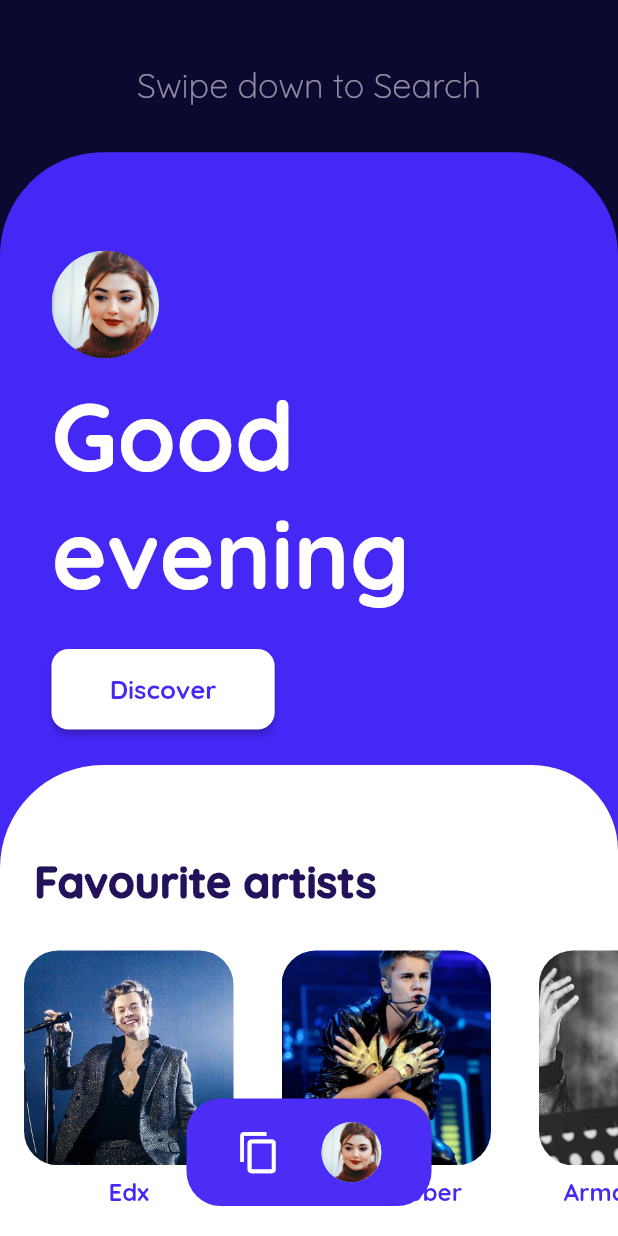
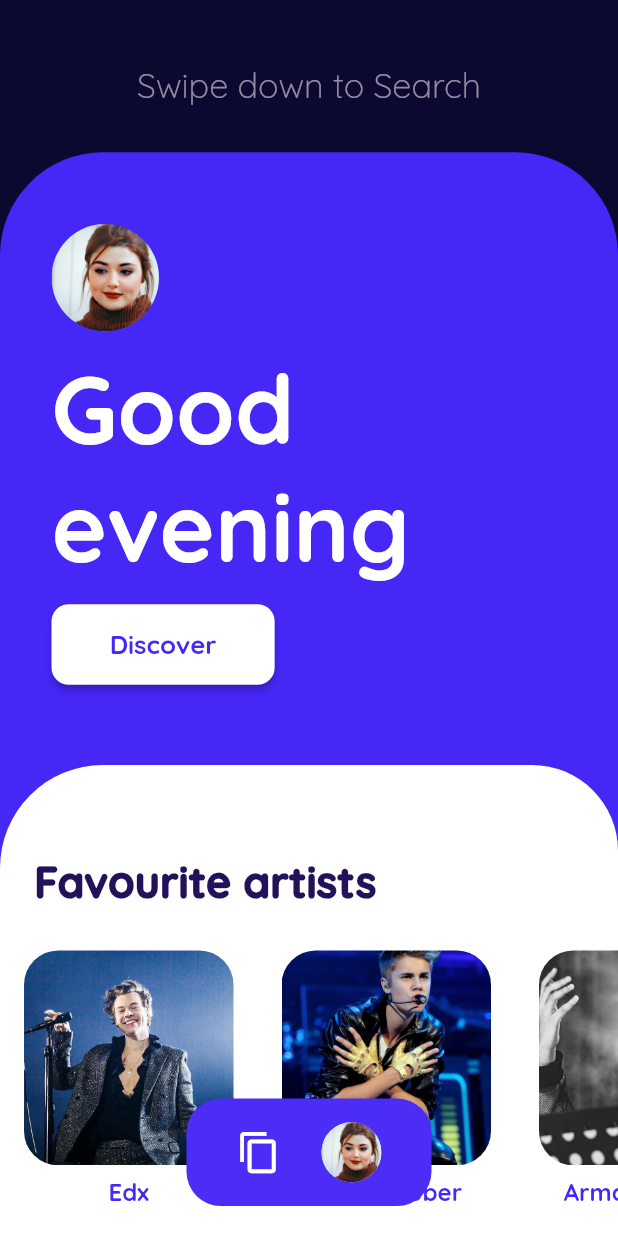
Before and after one commit to dudecoderr/Music_UI_App_Using_Animation_in_flutter, a Flutter app: the screen it shows after launch, on a phone screen of 412 x 824 dp. Run offline on Flutter 3.47's test engine with Material 2 defaults, Android fonts, the phone set to English and light mode, and no system bars; our stand-ins replace assets_audio_player, flutter_neumorphic, flutter_screenutil, get, glassmorphism, lottie.

Commit message:
[Fix] music issue & Ui changes

```diff
--- a/lib/constant/common_container.dart
+++ b/lib/constant/common_container.dart
@@ -30,7 +30,7 @@ class Designer extends StatelessWidget {
                   photo: artists1,
                   desc: bloodyTear,
                   image: dron,
-                  url: 'assets/Ishq Mein - Sachet Tandon 128 Kbps.mp3',
+                  url: 'assets/BewafaTeraMuskurana-JubinNautiyal128Kbps.mp3',
                   index: 0,
                 ),
                 SizedBox(height: 13.h),
@@ -40,7 +40,7 @@ class Designer extends StatelessWidget {
                   photo: artists2,
                   desc: loveMe,
                   image: audio,
-                  url: 'assets/Desh Mere - Bhuj The Pride Of India 128 Kbps.mp3',
+                  url: 'assets/DeshMere-BhujThePrideOfIndia128Kbps.mp3',
                   index: 1,
                 ),
                 SizedBox(height: 15.h),
@@ -50,7 +50,7 @@ class Designer extends StatelessWidget {
                   photo: artists3,
                   desc: flyAway,
                   image: audio1,
-                  url: 'assets/Bewafa Tera Muskurana - Jubin Nautiyal 128 Kbps.mp3',
+                  url: 'assets/IshqMein-SachetTandon128Kbps.mp3',
                   index: 2,
                 ),
               ],
--- a/lib/screen/home_screen.dart
+++ b/lib/screen/home_screen.dart
@@ -97,7 +97,7 @@ class _HomePageState extends State<HomePage> {
                     crossAxisAlignment: CrossAxisAlignment.start,
                     children: [
                       Padding(
-                        padding: EdgeInsets.only(top: 55.h, right: 30.w, left: 30.w),
+                        padding: EdgeInsets.only(top: 40.h, right: 30.w, left: 30.w),
                         child: CircleAvatar(
                           maxRadius: 30.h,
                           backgroundColor: const Color(0XFF2f6afb),
@@ -115,7 +115,7 @@ class _HomePageState extends State<HomePage> {
                         ),
                       ),
                       SizedBox(
-                        height: 20.h,
+                        height: 10.h,
                       ),
                       Padding(
                         padding: EdgeInsets.only(right: 30.w, left: 30.w),
```
Also changed, not shown: 10 other files.
